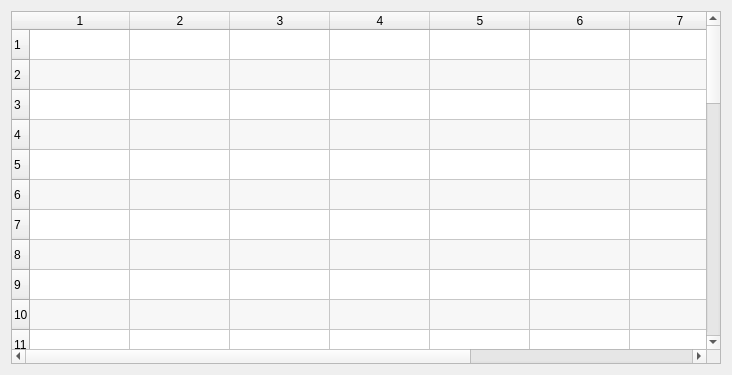
Before: the Qt Designer form AlShifts/qemployeeshiftsweeklyreport.ui in nzarko/qalshifts, drawn with Qt 5.
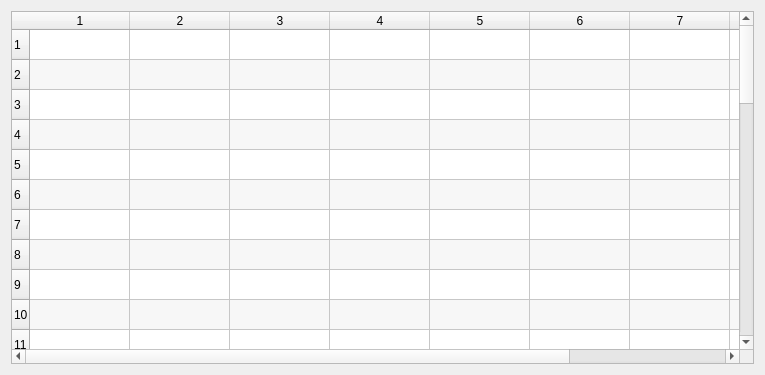
After: the same form once the commit is applied.

```diff
--- a/AlShifts/qemployeeshiftsweeklyreport.ui
+++ b/AlShifts/qemployeeshiftsweeklyreport.ui
@@ -6,7 +6,7 @@
    <rect>
     <x>0</x>
     <y>0</y>
-    <width>732</width>
+    <width>765</width>
     <height>375</height>
    </rect>
   </property>
@@ -16,6 +16,9 @@
   <layout class="QVBoxLayout" name="verticalLayout">
    <item>
     <widget class="QTableWidget" name="weekReportTableW">
+     <property name="styleSheet">
+      <string notr="true"/>
+     </property>
      <property name="alternatingRowColors">
       <bool>true</bool>
      </property>
```
